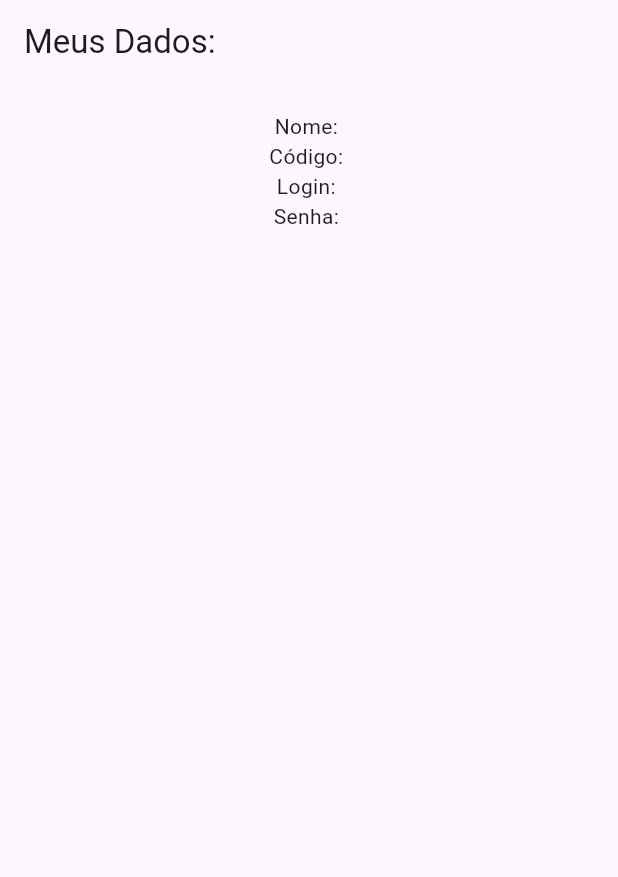
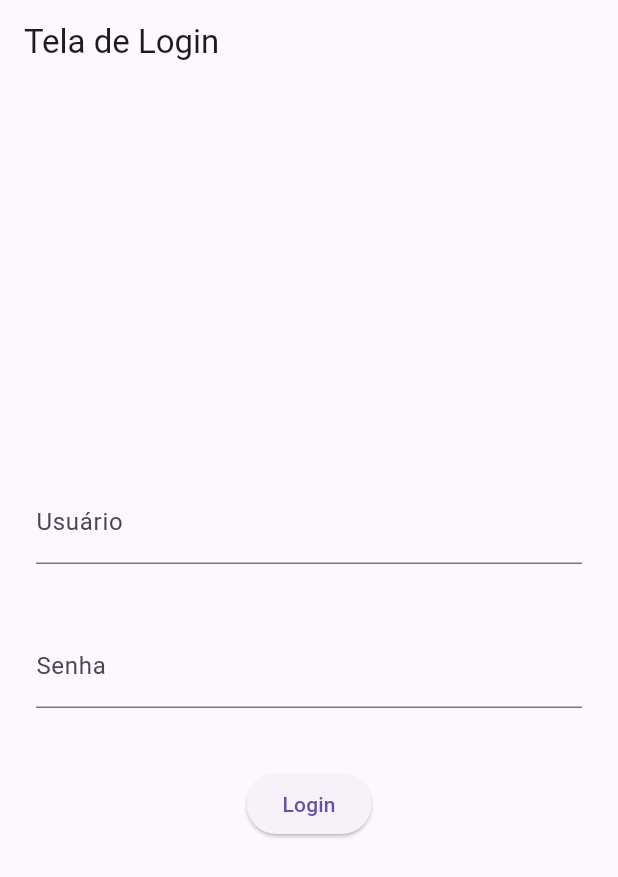
Before and after one commit to rklima3212/mimpedir, a Flutter app: the screen it shows after launch, on a phone screen of 412 x 824 dp. Shown: the top 877 px of the screen. Run offline on Flutter 3.47's test engine with Material 3 defaults, Android fonts, the phone set to English and light mode, and no system bars.

Commit message:
criando telas de home e login com funcionamento básico sem banco de dados

```diff
--- a/lib/main.dart
+++ b/lib/main.dart
@@ -1,5 +1,5 @@
 import 'package:flutter/material.dart';
-import 'usuario.dart';
+import 'tela_login.dart';
 
 void main() {
   runApp(const MyApp());
@@ -10,31 +10,10 @@ class MyApp extends StatelessWidget {
 
   @override
   Widget build(BuildContext context) {
-    Usuario U = Usuario(
-        codigo: 1,
-        login: "Rodolfo123",
-        nome: "Rodolfo",
-        senha: "@senhaforte123"
-    );
 
     return MaterialApp(
-        home: Scaffold(
-          appBar:  AppBar(
-              title: const Text("Meus Dados: ")
-          ),
-          body: Center(
-            child: Padding(padding: const EdgeInsets.all(18.0),
-              child: Column(
-                children: [
-                  Text("Nome: ${u.nome}"),
-                  Text("Código: ${u.codigo}"),
-                  Text("Login: ${u.login}"),
-                  Text("Senha: ${u.senha}")
-                ],
-              ),
-            ),
-          ),
-        ),
+        debugShowCheckedModeBanner: false,
+        home: TelaLogin(),
     );
   }
 }
--- /dev/null
+++ b/lib/tela_home.dart
@@ -0,0 +1,15 @@
+import 'package:flutter/material.dart';
+
+class TelaHome extends StatelessWidget{
+  TelaHome({super.key});
+
+  @override
+  Widget build(BuildContext context) {
+    return Scaffold(
+      appBar: AppBar(title: const Text('Tela Home')),
+      body: Center(
+        child: Text('Seja bem vindo ao Mim Pedir!!!'),
+      ),
+    );
+  }
+}
--- /dev/null
+++ b/lib/tela_login.dart
@@ -0,0 +1,55 @@
+import 'package:flutter/material.dart';
+import 'package:mimpedir/tela_home.dart';
+import 'package:mimpedir/usuario.dart';
+
+class TelaLogin extends StatelessWidget{
+  TelaLogin({super.key});
+
+  final TextEditingController usuarioController = TextEditingController();
+  final TextEditingController senhaController = TextEditingController();
+
+  Usuario u = Usuario(
+    codigo: 1,
+    senha: "@senhaforte123",
+    login: 'admin',
+    nome: 'Administrador'
+  );
+
+  @override
+  Widget build(BuildContext context) {
+    return Scaffold(
+      appBar: AppBar(title: const Text("Tela de Login")),
+      body: Padding(padding: const EdgeInsets.all(24.0),
+        child: Column(
+          mainAxisAlignment: MainAxisAlignment.center,
+          children: [
+            TextField(
+              decoration: const InputDecoration(labelText: 'Usuário'),
+              controller: usuarioController,
+            ),
+            const SizedBox(height: 40),
+            TextField(
+              decoration: const InputDecoration(labelText: 'Senha'),
+              obscureText: true,
+              controller: senhaController,
+            ),
+            const SizedBox(height: 40),
+            ElevatedButton(onPressed: (){
+
+              if(u.login == usuarioController.text && u.senha == senhaController.text){
+                Navigator.push(context,
+                    MaterialPageRoute(builder: (context) => TelaHome())
+                );
+              }else{
+                ScaffoldMessenger.of(context).showSnackBar(
+                    SnackBar(content: Text("Login: ${usuarioController.text} senha: ${senhaController.text}"))
+                );
+              }
+            }, child: Text("Login"))
+
+          ],
+      ),
+      )
+    );
+  }
+}
```
